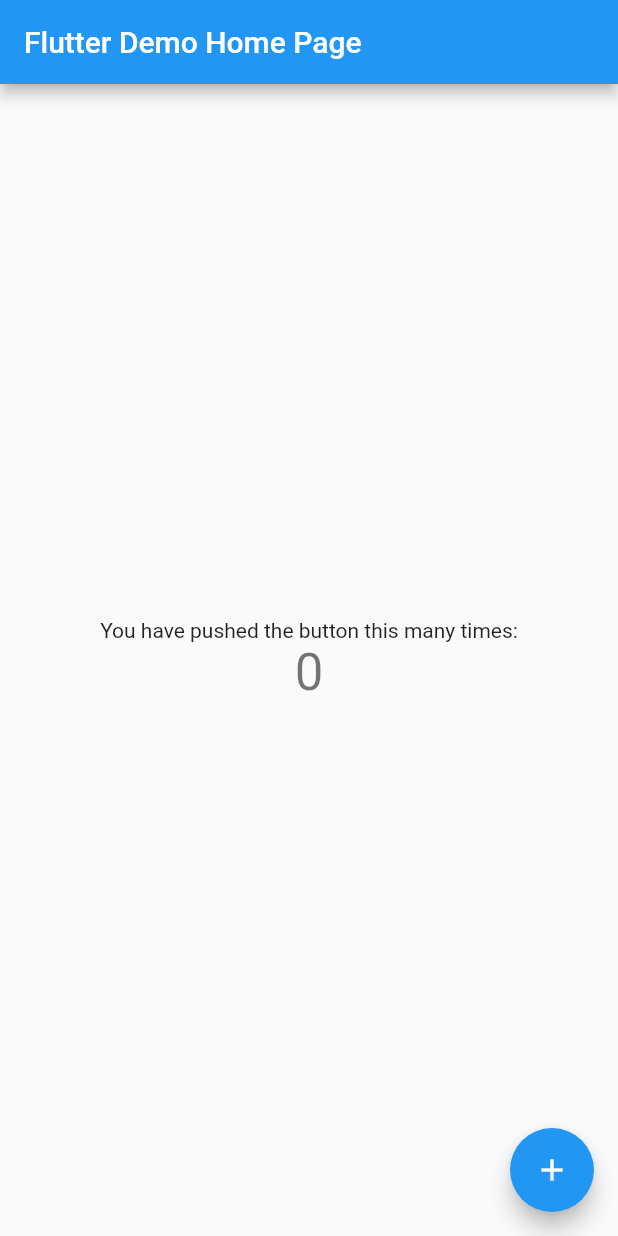
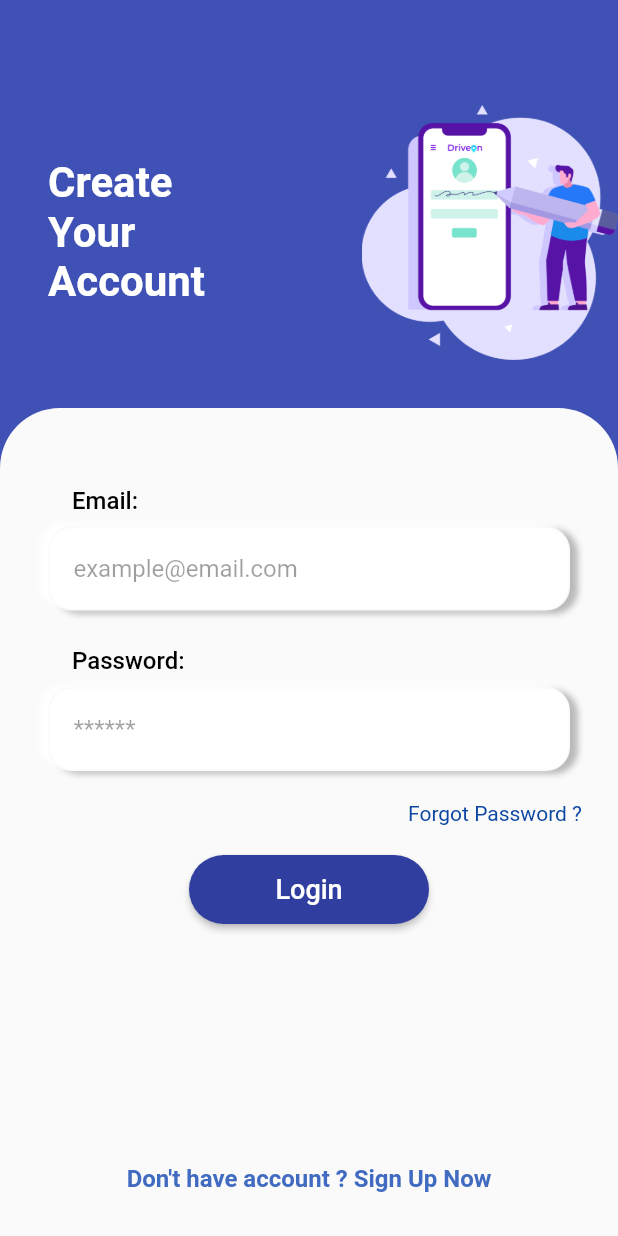
Before and after one commit to MFrankestien/sahlhaly_event_planner, a Flutter app: the screen it shows after launch, on a phone screen of 412 x 824 dp. Run offline on Flutter 3.47's test engine with Material 2 defaults, Android fonts, the phone set to English and light mode, and no system bars; our stand-ins replace font_awesome_flutter.

Commit message:
login page

```diff
--- a/lib/main.dart
+++ b/lib/main.dart
@@ -1,4 +1,7 @@
+
 import 'package:flutter/material.dart';
+import 'package:font_awesome_flutter/font_awesome_flutter.dart';
+import 'package:sahlhaly_event_planner/style.dart';
 
 void main() {
   runApp(MyApp());
@@ -10,17 +13,10 @@ class MyApp extends StatelessWidget {
   Widget build(BuildContext context) {
     return MaterialApp(
       title: 'Flutter Demo',
+      debugShowCheckedModeBanner: false,
       theme: ThemeData(
-        // This is the theme of your application.
-        //
-        // Try running your application with "flutter run". You'll see the
-        // application has a blue toolbar. Then, without quitting the app, try
-        // changing the primarySwatch below to Colors.green and then invoke
-        // "hot reload" (press "r" in the console where you ran "flutter run",
-        // or simply save your changes to "hot reload" in a Flutter IDE).
-        // Notice that the counter didn't reset back to zero; the application
-        // is not restarted.
         primarySwatch: Colors.blue,
+        visualDensity: VisualDensity.adaptivePlatformDensity,
       ),
       home: MyHomePage(title: 'Flutter Demo Home Page'),
     );
@@ -30,15 +26,6 @@ class MyApp extends StatelessWidget {
 class MyHomePage extends StatefulWidget {
   MyHomePage({Key key, this.title}) : super(key: key);
 
-  // This widget is the home page of your application. It is stateful, meaning
-  // that it has a State object (defined below) that contains fields that affect
-  // how it looks.
-
-  // This class is the configuration for the state. It holds the values (in this
-  // case the title) provided by the parent (in this case the App widget) and
-  // used by the build method of the State. Fields in a Widget subclass are
-  // always marked "final".
-
   final String title;
 
   @override
@@ -46,68 +33,171 @@ class MyHomePage extends StatefulWidget {
 }
 
 class _MyHomePageState extends State<MyHomePage> {
-  int _counter = 0;
-
-  void _incrementCounter() {
-    setState(() {
-      // This call to setState tells the Flutter framework that something has
-      // changed in this State, which causes it to rerun the build method below
-      // so that the display can reflect the updated values. If we changed
-      // _counter without calling setState(), then the build method would not be
-      // called again, and so nothing would appear to happen.
-      _counter++;
-    });
-  }
-
   @override
   Widget build(BuildContext context) {
-    // This method is rerun every time setState is called, for instance as done
-    // by the _incrementCounter method above.
-    //
-    // The Flutter framework has been optimized to make rerunning build methods
-    // fast, so that you can just rebuild anything that needs updating rather
-    // than having to individually change instances of widgets.
     return Scaffold(
-      appBar: AppBar(
-        // Here we take the value from the MyHomePage object that was created by
-        // the App.build method, and use it to set our appbar title.
-        title: Text(widget.title),
+      backgroundColor: Color(0XFF3F51b5),
+
+      // persist create account link at the bottom of screen
+      bottomNavigationBar: _createAccountLink(),
+
+      body: Column(
+        mainAxisAlignment: MainAxisAlignment.start,
+        children: <Widget>[
+          SizedBox(
+            height: 70,
           ),
-      body: Center(
-        // Center is a layout widget. It takes a single child and positions it
-        // in the middle of the parent.
+          _topheader(),
+          Expanded(
+              child: Container(
+                width: double.infinity,
+                margin: EdgeInsets.only(top: 32),
+                decoration: BoxDecoration(
+                  borderRadius: BorderRadius.only(
+                    topLeft: Radius.circular(40),
+                    topRight: Radius.circular(40),
+                  ),
+                  color: Colors.grey[50],
+                ),
+                padding: EdgeInsets.symmetric(horizontal: 24, vertical: 12),
+                child: SingleChildScrollView(
                   child: Column(
-          // Column is also a layout widget. It takes a list of children and
-          // arranges them vertically. By default, it sizes itself to fit its
-          // children horizontally, and tries to be as tall as its parent.
-          //
-          // Invoke "debug painting" (press "p" in the console, choose the
-          // "Toggle Debug Paint" action from the Flutter Inspector in Android
-          // Studio, or the "Toggle Debug Paint" command in Visual Studio Code)
-          // to see the wireframe for each widget.
-          //
-          // Column has various properties to control how it sizes itself and
-          // how it positions its children. Here we use mainAxisAlignment to
-          // center the children vertically; the main axis here is the vertical
-          // axis because Columns are vertical (the cross axis would be
-          // horizontal).
-          mainAxisAlignment: MainAxisAlignment.center,
+                    mainAxisAlignment: MainAxisAlignment.start,
+                    crossAxisAlignment: CrossAxisAlignment.start,
                     children: <Widget>[
-            Text(
-              'You have pushed the button this many times:',
+                      SizedBox(height: 40),
+                      _labelText('Email:'),
+                      _inputTextField('example@email.com', false),
+                      SizedBox(height: 16),
+                      _labelText('Password:'),
+                      _inputTextField('******', true),
+                      SizedBox(height: 12),
+                      Align(
+                        alignment: Alignment.centerRight,
+                        child: InkWell(
+                          onTap: () {
+                            //TODO
+                          },
+                          child: Text(
+                            'Forgot Password ?',
+                            style: TextStyle(
+                              color: Colors.blue[900],
                             ),
-            Text(
-              '$_counter',
-              style: Theme.of(context).textTheme.headline4,
                           ),
+                        ),
+                      ),
+                      SizedBox(height: 20),
+                      Align(
+                        alignment: Alignment.center,
+                        child: Container(
+                          height: 46,
+                          width: 160,
+                          child: RaisedButton(
+                            onPressed: () {
+                              //TODO
+                            },
+                            child: Text(
+                              'Login',
+                              style: TextStyle(
+                                fontSize: 18,
+                              ),
+                            ),
+                            color: Color(0XFF303f9f),
+                            textColor: Colors.white,
+                            shape: RoundedRectangleBorder(
+                              borderRadius: BorderRadius.circular(30.0),
+                            ),
+                          ),
+                        ),
+                      ),
+                      SizedBox(height: 12),
+
                     ],
                   ),
                 ),
-      floatingActionButton: FloatingActionButton(
-        onPressed: _incrementCounter,
-        tooltip: 'Increment',
-        child: Icon(Icons.add),
-      ), // This trailing comma makes auto-formatting nicer for build methods.
+              )),
+        ],
+      ),
+    );
+  }
+
+  _createAccountLink() {
+    return Container(
+      color: Colors.grey[50],
+      padding: EdgeInsets.only(bottom: 16),
+      height: 60,
+      child: Center(
+        child: Text(
+          'Don\'t have account ? Sign Up Now',
+          style: TextStyle(
+            fontWeight: FontWeight.w700,
+            color: facebookColor,
+            fontSize: 16,
+          ),
+        ),
+      ),
+    );
+  }
+
+  //button to login in using scial media,
+
+
+  _inputTextField(hintText, bool obscuretext) {
+    return Container(
+      height: 56,
+      padding: EdgeInsets.fromLTRB(16, 3, 16, 6),
+      margin: EdgeInsets.all(8),
+      decoration: raisedDecoration,
+      child: Center(
+        child: TextField(
+          obscureText: obscuretext,
+          decoration: InputDecoration(
+              border: InputBorder.none,
+              hintText: hintText,
+              hintStyle: TextStyle(
+                color: Colors.black38,
+              )),
+        ),
+      ),
+    );
+  }
+
+  _labelText(title) {
+    return Padding(
+      padding: EdgeInsets.only(left: 24),
+      child: Text(
+        title,
+        style: TextStyle(
+          fontWeight: FontWeight.w500,
+          color: Colors.black,
+          fontSize: 16,
+        ),
+      ),
+    );
+  }
+
+  _topheader() {
+    return Padding(
+      padding: EdgeInsets.only(left: 32),
+      child: Row(
+        mainAxisAlignment: MainAxisAlignment.spaceBetween,
+        crossAxisAlignment: CrossAxisAlignment.center,
+        children: <Widget>[
+          Text(
+            'Create\nYour\nAccount',
+            style: TextStyle(
+              color: Colors.white,
+              fontWeight: FontWeight.w600,
+              fontSize: 28,
+            ),
+          ),
+          Image.asset(
+            'assets/gbimage.png',
+            height: 170,
+            fit: BoxFit.fitHeight,
+          )
+        ],
+      ),
     );
   }
 }
```
Lines whose indentation alone changed are shown as unchanged.
